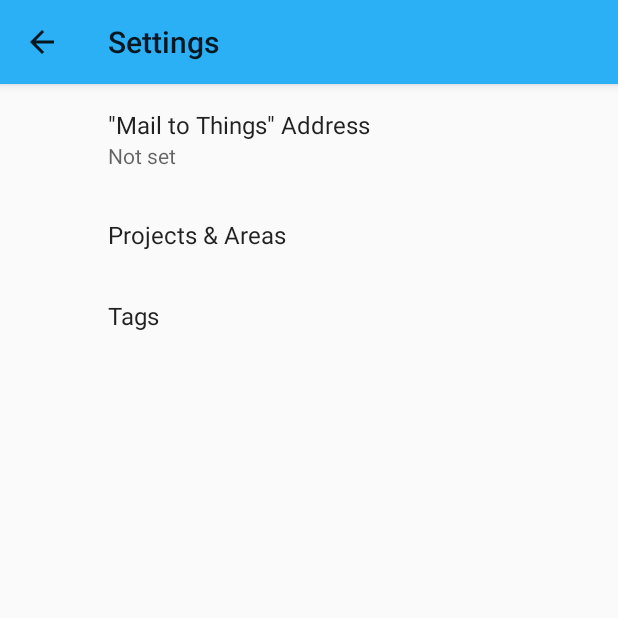
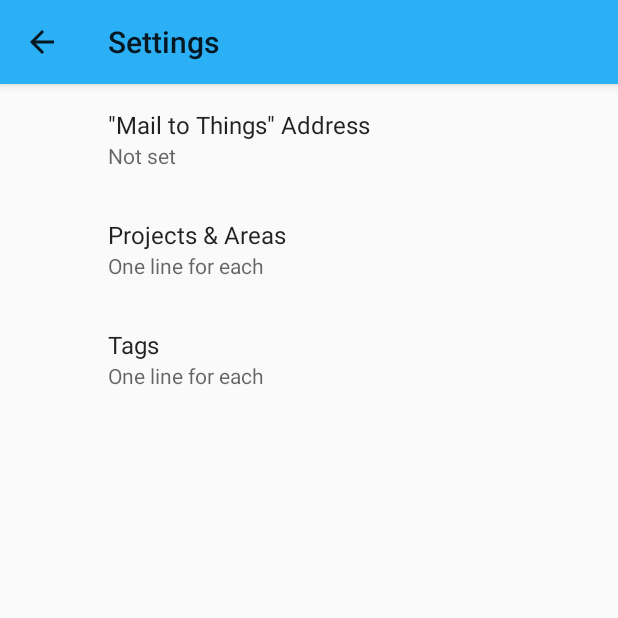
Before and after one commit to tmutimer/ThingsInbox, an Android app: the SettingsActivity screen opened directly, with no data from a screen before it, on a phone screen of 412 x 824 dp, the top half of it. Run offline under Robolectric (Android 15) with nearby library versions, the phone set to English and light mode, and no system bars; our stand-ins replace androidx.preference; 6 statements that could not run were skipped.

Commit message:
Add summary hints to preferences

```diff
--- a/app/src/main/res/xml/root_preferences.xml
+++ b/app/src/main/res/xml/root_preferences.xml
@@ -23,10 +23,12 @@
 
     <EditTextPreference
         app:key="lists"
-        app:title="@string/projects_areas"/>
+        app:title="@string/projects_areas"
+        app:summary="@string/lists_hint"/>
 
     <EditTextPreference
         app:key="tags"
-        app:title="@string/tags"/>
+        app:title="@string/tags"
+        app:summary="@string/tags_hint"/>
 
 </PreferenceScreen>
```
